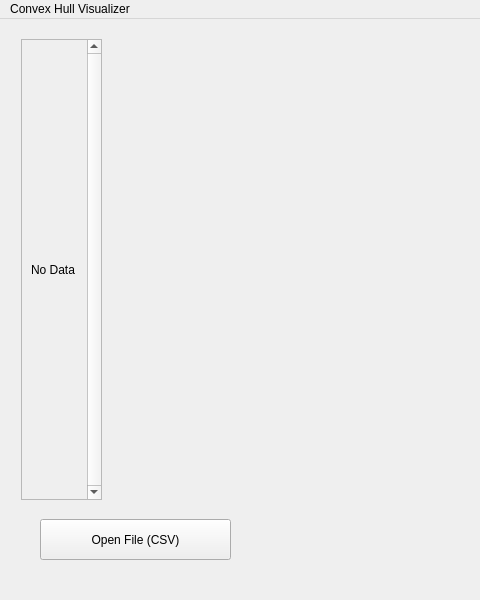
First picture: the form in dialog.ui, repository jma02/graham-scan-visualizer, before the edit; both pictures show x 0 to 480 and y 0 to 600 of the 800 by 600 pixel window.
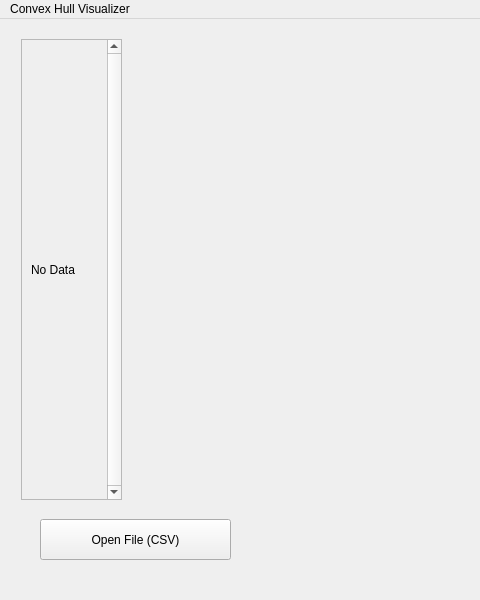
Second picture: the form after the edit.

Diff of the .ui file:
```diff
--- a/dialog.ui
+++ b/dialog.ui
@@ -32,7 +32,7 @@
      <rect>
       <x>21</x>
       <y>20</y>
-      <width>81</width>
+      <width>101</width>
       <height>461</height>
      </rect>
     </property>
@@ -50,7 +50,7 @@
       <rect>
        <x>0</x>
        <y>0</y>
-       <width>79</width>
+       <width>83</width>
        <height>459</height>
       </rect>
      </property>
```
